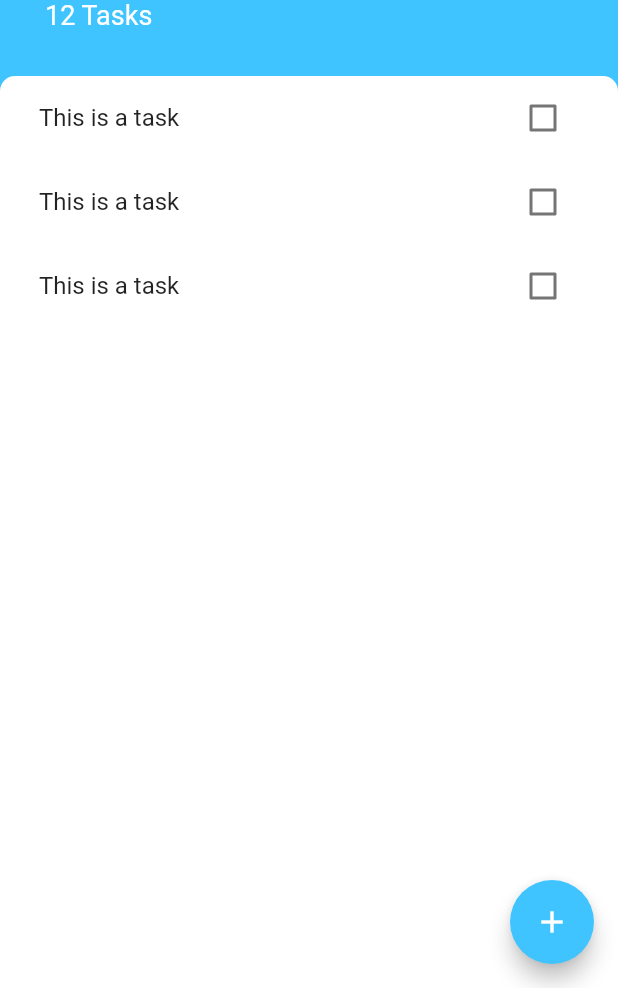
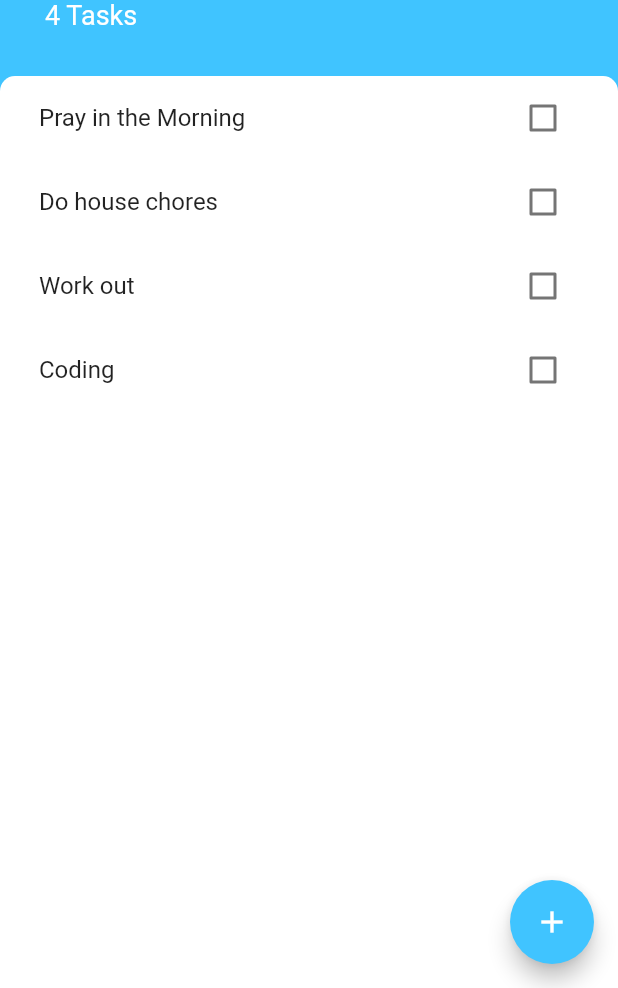
Before and after one commit to olumideogundele1/TodoApp, a Flutter app: the screen it shows after launch, on a phone screen of 412 x 824 dp, the part 248-1236 px from its top. Run offline on Flutter 3.47's test engine with Material 2 defaults, Android fonts, the phone set to English and light mode, and no system bars.

```diff
--- a/lib/components/task_list.dart
+++ b/lib/components/task_list.dart
@@ -1,16 +1,37 @@
 import 'package:flutter/material.dart';
 import 'package:to_do_app/components/task_tile.dart';
+import 'package:to_do_app/models/Task.dart';
 
-class TaskList extends StatelessWidget {
+class TaskList extends StatefulWidget {
+
+  final List<Task> list;
+
+  TaskList(this.list);
+
+  @override
+  _TaskListState createState() => _TaskListState();
+}
+
+class _TaskListState extends State<TaskList> {
+
 
   @override
   Widget build(BuildContext context) {
-    return ListView(
-      children: <Widget>[
-        TaskTile(),
-        TaskTile(),
-        TaskTile(),
-      ],
+    return ListView.builder(
+        itemBuilder: (context,index){
+          return TaskTile(
+            isChecked: widget.list[index].isChecked,
+            taskTitle: widget.list[index].title,
+            checkBoxState: (checkBoxState){
+              setState(() {
+                widget.list[index].toggleTask();
+              });
+            },
+
+          );
+        },
+      itemCount: widget.list.length,
     );
+
   }
 }
--- a/lib/components/task_tile.dart
+++ b/lib/components/task_tile.dart
@@ -1,49 +1,36 @@
 
 import 'package:flutter/material.dart';
 
-class TaskTile extends StatefulWidget {
+class TaskTile extends StatelessWidget {
 
-  @override
-  _TaskTileState createState() => _TaskTileState();
-}
+  TaskTile({this.isChecked,this.taskTitle,this.checkBoxState});
 
-class _TaskTileState extends State<TaskTile> {
-  bool isChecked = false;
+  final bool isChecked;
+  final String taskTitle;
+  final Function checkBoxState;
 
-  void checkBoxState(bool checkState){
-      print('Check State => $checkState');
-        setState(() {
-           isChecked = checkState;
-        });
-  }
+//  void checkBoxState(bool checkState){
+//      print('Check State => $checkState');
+//        setState(() {
+//           isChecked = checkState;
+//        });
+//  }
 
 
   @override
   Widget build(BuildContext context) {
     return ListTile(
       title: Text(
-        'This is a task',
+        taskTitle,
         style: TextStyle(
           decoration: isChecked ? TextDecoration.lineThrough : TextDecoration.none,
-        ),),
-      trailing: TaskCheckBox(isChecked,checkBoxState),
+        ),
+      ),
+      trailing: Checkbox(
+        activeColor: Colors.lightBlueAccent,
+        value: isChecked,
+        onChanged: checkBoxState,
+      ),
     );
   }
 }
-
-class TaskCheckBox extends StatelessWidget {
-
-  final bool isChecked;
-  final Function toggleCheckBox;
-
-  TaskCheckBox(this.isChecked, this.toggleCheckBox);
-
-  @override
-  Widget build(BuildContext context) {
-    return Checkbox(
-      activeColor: Colors.lightBlueAccent,
-      value: isChecked,
-      onChanged: toggleCheckBox,
-    );
-  }
-}
--- /dev/null
+++ b/lib/models/Task.dart
@@ -0,0 +1,15 @@
+
+class Task {
+
+   String title;
+
+   bool isChecked;
+
+   Task({this.title, this.isChecked});
+
+   void toggleTask(){
+     isChecked = !isChecked;
+   }
+
+
+}
--- a/lib/screens/tasks.dart
+++ b/lib/screens/tasks.dart
@@ -1,18 +1,42 @@
 
 import 'package:flutter/material.dart';
 import 'package:to_do_app/components/task_list.dart';
+import 'package:to_do_app/models/Task.dart';
 import 'package:to_do_app/screens/add_tasks.dart';
 
-class TaskScreen extends StatelessWidget{
+class TaskScreen extends StatefulWidget{
+
+  @override
+  _TaskScreenState createState() => _TaskScreenState();
+}
+
+class _TaskScreenState extends State<TaskScreen> {
+
 
   Widget buildBottomSheet(BuildContext context){
     return SingleChildScrollView(
       child: Container(
           padding: EdgeInsets.only(bottom: MediaQuery.of(context).viewInsets.bottom),
-          child: AddTaskScreen()),
+          child: AddTaskScreen((newTaskTitle){
+            setState(() {
+              if(newTaskTitle != null){
+                list.add(Task(isChecked: false,title: newTaskTitle));
+              }else{
+                print('Task title is empty');
+              }
+            });
+          Navigator.pop(context);
+          })),
+
     );
   }
 
+  List<Task> list = [
+    Task(title:'Pray in the Morning',isChecked: false),
+    Task(title:'Do house chores',isChecked: false),
+    Task(title:'Work out',isChecked: false),
+    Task(title:'Coding',isChecked: false),
+  ];
 
   @override
   Widget build(BuildContext context) {
@@ -53,7 +77,7 @@ class TaskScreen extends StatelessWidget{
                   fontWeight: FontWeight.w700
                 ),
                 ),
-                Text('12 Tasks',
+                Text('${list.length} Tasks',
                 style: TextStyle(
                   color: Colors.white,
                   fontSize:18.0
@@ -69,12 +93,11 @@ class TaskScreen extends StatelessWidget{
                   color: Colors.white,
                   borderRadius: BorderRadius.only(topLeft: Radius.circular(10.0),topRight: Radius.circular(10.0))
               ),
-              child: TaskList(),
+              child: TaskList(list),
             ),
           ),
         ],
       )
     );
   }
-
 }
```
Also changed, not shown: lib/screens/add_tasks.dart (+12 -0 lines).
